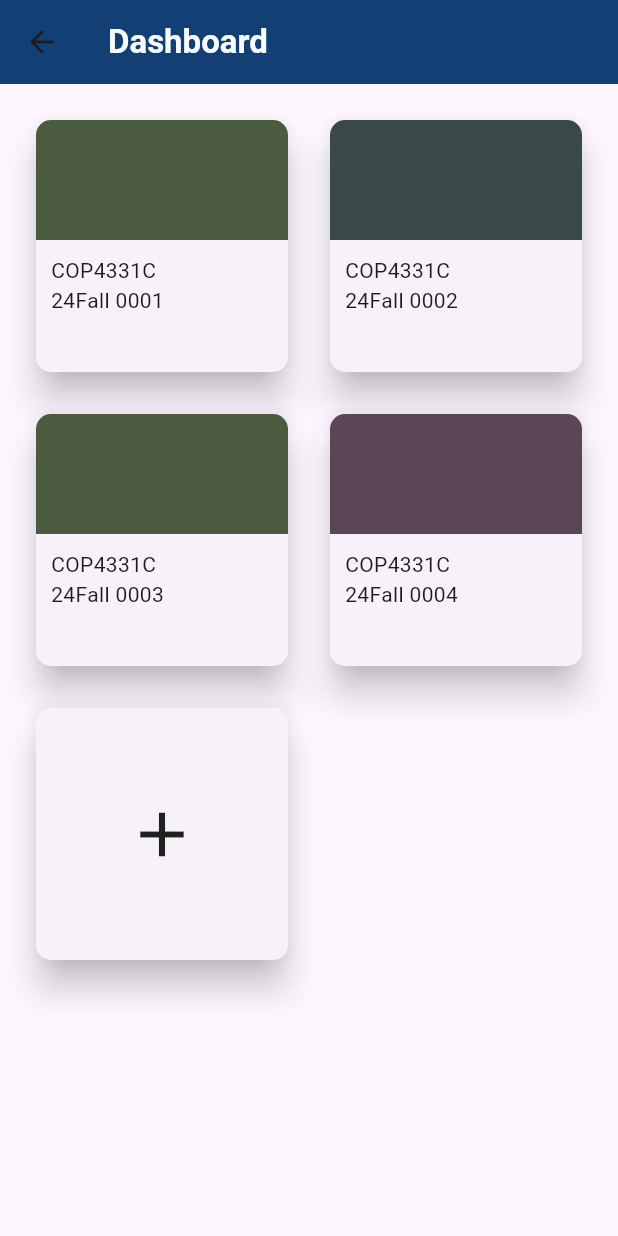
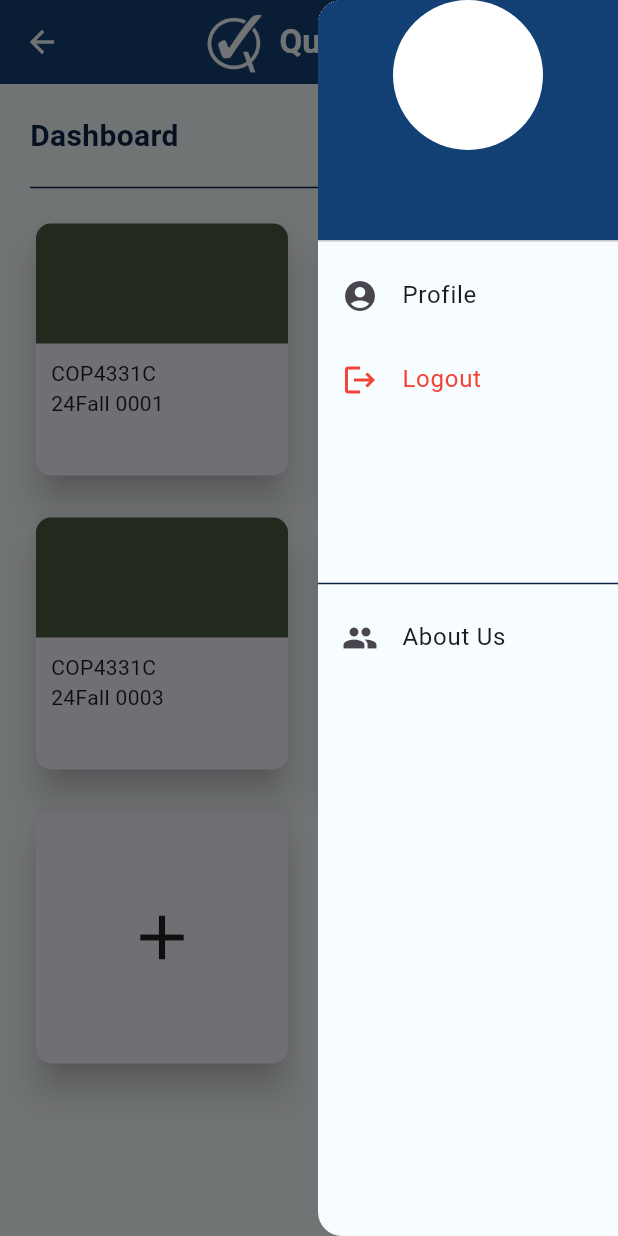
Before and after one commit to RyanRichardsR/QuickMark, a Flutter app: the Dashboard screen opened directly with empty values, with the side drawer open (before the commit the screen has no drawer), on a phone screen of 412 x 824 dp. Run offline on Flutter 3.47's test engine with Material 3 defaults, Android fonts, the phone set to English and light mode, and no system bars; our stand-ins replace permission_handler; missing offline and left inert: bluetooth_low_energy.

Commit message:
Update dashboard to most recent version.

```diff
--- a/quickmark_mobile/lib/Pages/dashboard.dart
+++ b/quickmark_mobile/lib/Pages/dashboard.dart
@@ -1,5 +1,8 @@
 import 'package:flutter/material.dart';
-//import 'package:mobile/class_prof.dart';
+import 'package:quickmark_mobile/components/side_menu.dart';
+import 'package:quickmark_mobile/Pages/class_prof.dart';
+import 'package:quickmark_mobile/components/add_class_popup.dart';
+import 'package:quickmark_mobile/components/course_card.dart';
 
 //Color Pallete Constants
 const white = Color(0xFFF7FCFF) ;
@@ -41,23 +44,53 @@ class Dashboard extends StatelessWidget {
     },
   ];
 
-
-
   @override
   Widget build(BuildContext context) {
     return Scaffold(
+      backgroundColor: white,
       appBar: AppBar(
-        title: const Text(
-          'Dashboard',
+        backgroundColor: blue,
+        iconTheme: const IconThemeData(color: white),
+        title: Row(
+          mainAxisAlignment: MainAxisAlignment.center,
+          children: [
+            Image.asset(
+                    'lib/images/QM_white.png',
+                    height: 60,
+                  ),
+            const Text(
+              'QuickMark',
               style: TextStyle(
                 color: white,
                 fontWeight: FontWeight.bold,
               ),
             ),
-        backgroundColor: blue,
+            //const SizedBox(width: 10)
+          ],
         ),
+      ),
+
+      // This is the side menu
+      endDrawer: SideMenu(name: user["firstName"]),
+
       body: Padding(
         padding: const EdgeInsets.all(20.0),
+        child: Column(
+          crossAxisAlignment: CrossAxisAlignment.start,
+          children: [
+            const Text(
+              'Dashboard',
+              style: TextStyle(
+                color: navy,
+                fontSize: 20,
+                fontWeight: FontWeight.bold,
+              ),
+            ),
+            const Divider(
+              height: 40,
+              color: navy,
+            ),
+            Expanded(
               child: GridView.builder(
                 gridDelegate: const SliverGridDelegateWithFixedCrossAxisCount(
                   crossAxisCount: 2,
@@ -83,8 +116,13 @@ class Dashboard extends StatelessWidget {
                   }
                   else {
                     return InkWell(
-                onTap: () => {
-                  print('tapped +')
+                      onTap: () {
+                        showDialog<List>(
+                          context: context,
+                          builder: (context) => AddClassPopup(isTeacher: false,),
+                          barrierDismissible: false,
+
+                        );
                       },
                       child: Card(
                         shape: RoundedRectangleBorder(
@@ -98,57 +136,8 @@ class Dashboard extends StatelessWidget {
                 },
               ),
             ),
-    );
-  }
-
-  void tapped(TapUpDetails details) {
-  }
-}
-
-ClassProf({required String title}) {
-}
-
-class CourseCard extends StatelessWidget {
-
-  final String title;
-  final String subtitle;
-  final String color;
-
-  const CourseCard({
-    super.key,
-    required this.title,
-    required this.subtitle,
-    required this.color,
-  });
-
-  @override
-  Widget build(BuildContext context) {
-    return Card(
-      shape: RoundedRectangleBorder(
-        borderRadius: BorderRadius.circular(10),
-      ),
-      elevation: 10,
-      child: Column(
-        crossAxisAlignment: CrossAxisAlignment.start,
-        children: [
-          Container(
-            decoration: BoxDecoration(
-              borderRadius: const BorderRadius.only(topLeft: Radius.circular(10), topRight: Radius.circular(10)),
-              color: Color(int.parse(color)),
-            ),
-            height: 80,
-          ),
-          Padding(
-            padding: const EdgeInsets.all(10.0),
-            child: Column(
-              crossAxisAlignment: CrossAxisAlignment.start,
-              children: [
-                Text(title),
-                Text(subtitle),
           ],
         ),
-          ),
-        ],
       ),
     );
   }
--- /dev/null
+++ b/quickmark_mobile/lib/components/course_card.dart
@@ -0,0 +1,47 @@
+import 'package:flutter/material.dart';
+
+class CourseCard extends StatelessWidget {
+
+  final String title;
+  final String subtitle;
+  final String color;
+
+  const CourseCard({
+    super.key,
+    required this.title,
+    required this.subtitle,
+    required this.color,
+  });
+
+  @override
+  Widget build(BuildContext context) {
+    return Card(
+      shape: RoundedRectangleBorder(
+        borderRadius: BorderRadius.circular(10),
+      ),
+      elevation: 10,
+      child: Column(
+        crossAxisAlignment: CrossAxisAlignment.start,
+        children: [
+          Container(
+            decoration: BoxDecoration(
+              borderRadius: const BorderRadius.only(topLeft: Radius.circular(10), topRight: Radius.circular(10)),
+              color: Color(int.parse(color)),
+            ),
+            height: 80,
+          ),
+          Padding(
+            padding: const EdgeInsets.all(10.0),
+            child: Column(
+              crossAxisAlignment: CrossAxisAlignment.start,
+              children: [
+                Text(title),
+                Text(subtitle),
+              ],
+            ),
+          ),
+        ],
+      ),
+    );
+  }
+}
--- /dev/null
+++ b/quickmark_mobile/lib/components/side_menu.dart
@@ -0,0 +1,76 @@
+import 'package:flutter/material.dart';
+import 'package:quickmark_mobile/Pages/login_page.dart';
+
+//Color Pallete Constants
+const white = Color(0xFFF7FCFF) ;
+const lightBlue = Color(0xFF8DA9C4) ;
+const blue = Color(0xFF134074) ;
+const darkBlue = Color(0xFF13315C) ;
+const navy = Color(0xFF0B2545) ;
+
+class SideMenu extends StatelessWidget {
+  final String name;
+
+    SideMenu({
+      super.key,
+      required this.name
+    });
+
+  @override
+  Widget build(BuildContext context) {
+    return Drawer(
+      backgroundColor: white,
+      width: 200,
+      child: ListView(
+        padding: EdgeInsets.zero,
+        children: [
+          DrawerHeader(
+            decoration: BoxDecoration(color: blue),
+            padding: EdgeInsets.zero,
+            child: Column(
+              children: [
+                const CircleAvatar(
+                  radius: 50,
+                  backgroundColor: Colors.white,
+                ),
+                Text(name, style: const TextStyle(color: Colors.white, fontSize: 20, fontWeight: FontWeight.bold),),
+              ],
+            ),
+          ),
+          ListTile(
+            leading: const Icon(Icons.account_circle),
+            title: const Text('Profile'),
+            onTap: () {
+
+            },
+          ),
+
+          ListTile(
+            iconColor: Colors.red,
+            textColor: Colors.red,
+            leading: const Icon(Icons.logout),
+            title: const Text('Logout'),
+            onTap: () {
+              Navigator.pushReplacement(
+                context,
+                MaterialPageRoute(
+                  builder: (context) => const LoginPage(success: false),
+                ),
+              );
+            },
+          ),
+
+          const SizedBox(height: 100),
+          const Divider(color: navy,),
+          ListTile(
+            leading: const Icon(Icons.group),
+            title: const Text('About Us'),
+            onTap: () {
+
+            },
+          ),
+        ],
+      ),
+    );
+  }
+}
--- a/quickmark_mobile/pubspec.yaml
+++ b/quickmark_mobile/pubspec.yaml
@@ -36,6 +36,8 @@ dependencies:
   # Use with the CupertinoIcons class for iOS style icons.
   cupertino_icons: ^1.0.8
   http: ^1.2.2
+  permission_handler: ^11.3.1
+  bluetooth_low_energy: ^6.0.2
 
 dev_dependencies:
   flutter_test:
```
Also changed, not shown: quickmark_mobile/lib/Pages/class_prof.dart (added, +138 -0 lines), quickmark_mobile/lib/components/add_class_popup.dart (added, +80 -0 lines), quickmark_mobile/pubspec.lock, 3 other files. Lines whose indentation alone changed are shown as unchanged.
